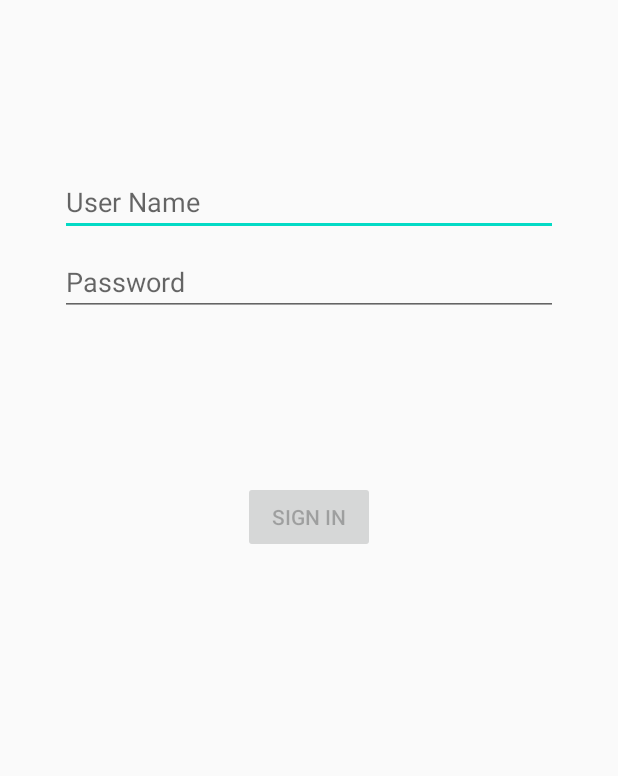
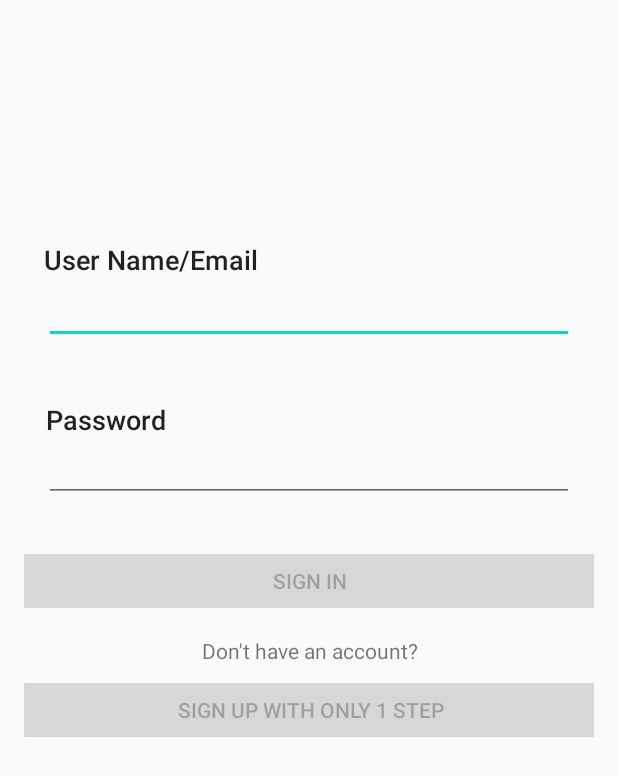
Before and after one commit to MorganLay/Dream-Team, an Android app: the screen it shows after launch (LoginActivity), on a phone screen of 412 x 824 dp. Shown: the top 776 px of the screen. Run offline under Robolectric (Android 15) with nearby library versions, the phone set to English and light mode, and no system bars.

Commit message:
Login layout change

```diff
--- a/app/src/main/java/com/example/alphadrawer/ui/login/LoginFragment.java
+++ b/app/src/main/java/com/example/alphadrawer/ui/login/LoginFragment.java
@@ -47,7 +47,7 @@ public class LoginFragment extends Fragment {
 
         final EditText usernameEditText = view.findViewById(R.id.username);
         final EditText passwordEditText = view.findViewById(R.id.password);
-        final Button loginButton = view.findViewById(R.id.login);
+        final Button loginButton = view.findViewById(R.id.signIn);
         final ProgressBar loadingProgressBar = view.findViewById(R.id.loading);
 
         loginViewModel.getLoginFormState().observe(getViewLifecycleOwner(), new Observer<LoginFormState>() {
@@ -75,9 +75,6 @@ public class LoginFragment extends Fragment {
                 loadingProgressBar.setVisibility(View.GONE);
                 if (loginResult.getError() != null) {
                     showLoginFailed(loginResult.getError());
-                }
-                if (loginResult.getSuccess() != null) {
-                    updateUiWithUser(loginResult.getSuccess());
                 }
             }
         });
@@ -127,14 +124,6 @@ public class LoginFragment extends Fragment {
         });
     }
 
-    private void updateUiWithUser(LoggedInUserView model) {
-        String welcome = getString(R.string.welcome) + model.getDisplayName();
-        // TODO : initiate successful logged in experience
-        if (getContext() != null && getContext().getApplicationContext() != null) {
-            Toast.makeText(getContext().getApplicationContext(), welcome, Toast.LENGTH_LONG).show();
-        }
-    }
-
     private void showLoginFailed(@StringRes Integer errorString) {
         if (getContext() != null && getContext().getApplicationContext() != null) {
             Toast.makeText(
--- a/app/src/main/res/layout/fragment_login.xml
+++ b/app/src/main/res/layout/fragment_login.xml
@@ -1,6 +1,7 @@
 <?xml version="1.0" encoding="utf-8"?>
 <androidx.constraintlayout.widget.ConstraintLayout xmlns:android="http://schemas.android.com/apk/res/android"
     xmlns:app="http://schemas.android.com/apk/res-auto"
+    xmlns:tools="http://schemas.android.com/tools"
     android:id="@+id/container"
     android:layout_width="match_parent"
     android:layout_height="match_parent"
@@ -9,18 +10,67 @@
     android:paddingRight="@dimen/fragment_horizontal_margin"
     android:paddingBottom="@dimen/fragment_vertical_margin">
 
+    <TextView
+        android:id="@+id/userNameLabel"
+        android:layout_width="160dp"
+        android:layout_height="30dp"
+        android:gravity="bottom|start"
+        android:text="@string/login_username_label"
+        android:textAppearance="@style/TextAppearance.AppCompat.Body2"
+        android:textSize="18sp"
+        android:visibility="visible"
+        app:layout_constraintBottom_toBottomOf="parent"
+        app:layout_constraintEnd_toEndOf="parent"
+        app:layout_constraintHorizontal_bias="0.061"
+        app:layout_constraintStart_toStartOf="parent"
+        app:layout_constraintTop_toTopOf="parent"
+        app:layout_constraintVertical_bias="0.183"
+        tools:visibility="visible" />
+
+    <TextView
+        android:id="@+id/passwordLabel"
+        android:layout_width="206dp"
+        android:layout_height="32dp"
+        android:gravity="bottom|start"
+        android:text="@string/login_password_label"
+        android:textAppearance="@style/TextAppearance.AppCompat.Body2"
+        android:textSize="18sp"
+        android:visibility="visible"
+        app:layout_constraintBottom_toBottomOf="parent"
+        app:layout_constraintEnd_toEndOf="parent"
+        app:layout_constraintHorizontal_bias="0.085"
+        app:layout_constraintStart_toStartOf="parent"
+        app:layout_constraintTop_toBottomOf="@+id/userNameLabel"
+        app:layout_constraintVertical_bias="0.126"
+        tools:visibility="visible" />
+
+    <TextView
+        android:id="@+id/text"
+        android:layout_width="240dp"
+        android:layout_height="31dp"
+        android:gravity="center|center_horizontal"
+        android:text="@string/createNewAccount"
+        android:visibility="visible"
+        app:layout_constraintBottom_toBottomOf="parent"
+        app:layout_constraintEnd_toEndOf="parent"
+        app:layout_constraintStart_toStartOf="parent"
+        app:layout_constraintTop_toBottomOf="@+id/signIn"
+        app:layout_constraintVertical_bias="0.019"
+        tools:visibility="visible" />
+
     <EditText
         android:id="@+id/username"
         android:layout_width="0dp"
         android:layout_height="wrap_content"
-        android:layout_marginStart="24dp"
-        android:layout_marginTop="96dp"
-        android:layout_marginEnd="24dp"
-        android:autofillHints=""
-        android:hint="@string/prompt_userName"
+        android:layout_marginStart="13dp"
+        android:layout_marginLeft="13dp"
+        android:layout_marginTop="168dp"
+        android:layout_marginEnd="13dp"
+        android:layout_marginRight="13dp"
         android:inputType="text"
         android:selectAllOnFocus="true"
         app:layout_constraintEnd_toEndOf="parent"
+        app:layout_constraintHorizontal_bias="0.437"
         app:layout_constraintStart_toStartOf="parent"
         app:layout_constraintTop_toTopOf="parent" />
 
@@ -28,11 +78,11 @@
         android:id="@+id/password"
         android:layout_width="0dp"
         android:layout_height="wrap_content"
-        android:layout_marginStart="24dp"
-        android:layout_marginTop="8dp"
-        android:layout_marginEnd="24dp"
-        android:autofillHints=""
-        android:hint="@string/prompt_password"
+        android:layout_marginStart="13dp"
+        android:layout_marginLeft="13dp"
+        android:layout_marginTop="60dp"
+        android:layout_marginEnd="13dp"
+        android:layout_marginRight="13dp"
         android:imeActionLabel="@string/action_sign_in_short"
         android:imeOptions="actionDone"
         android:inputType="textPassword"
@@ -42,8 +92,8 @@
         app:layout_constraintTop_toBottomOf="@+id/username" />
 
     <Button
-        android:id="@+id/login"
-        android:layout_width="wrap_content"
+        android:id="@+id/signIn"
+        android:layout_width="391dp"
         android:layout_height="wrap_content"
         android:layout_gravity="start"
         android:layout_marginStart="48dp"
@@ -56,7 +106,23 @@
         app:layout_constraintEnd_toEndOf="parent"
         app:layout_constraintStart_toStartOf="parent"
         app:layout_constraintTop_toBottomOf="@+id/password"
-        app:layout_constraintVertical_bias="0.2" />
+        app:layout_constraintVertical_bias="0.037" />
+
+    <Button
+        android:id="@+id/signUp"
+        android:layout_width="391dp"
+        android:layout_height="wrap_content"
+        android:layout_gravity="start"
+        android:layout_marginStart="48dp"
+        android:layout_marginEnd="48dp"
+        android:layout_marginBottom="64dp"
+        android:enabled="false"
+        android:text="@string/action_sign_up"
+        app:layout_constraintBottom_toBottomOf="parent"
+        app:layout_constraintEnd_toEndOf="parent"
+        app:layout_constraintStart_toStartOf="parent"
+        app:layout_constraintTop_toBottomOf="@+id/text"
+        app:layout_constraintVertical_bias="0.0" />
 
     <ProgressBar
         android:id="@+id/loading"
--- a/app/src/main/res/values/strings.xml
+++ b/app/src/main/res/values/strings.xml
@@ -1,5 +1,5 @@
 <resources>
-    <string name="app_name">ALPHADrawer</string>
+    <string name="app_name">Simply Active</string>
     <string name="navigation_drawer_open">Open navigation drawer</string>
     <string name="navigation_drawer_close">Close navigation drawer</string>
     <string name="nav_header_title">Simply Active TEST</string>
@@ -17,12 +17,14 @@
     <string name="search">Search</string>
     <string name="menu_search">menu_search</string>
     <!-- Strings related to login -->
-    <string name="prompt_userName">User Name</string>
-    <string name="prompt_password">Password</string>
     <string name="action_sign_in">Sign in</string>
     <string name="action_sign_in_short">Sign in</string>
     <string name="welcome">"Welcome!"</string>
     <string name="invalid_username">Not a valid username</string>
     <string name="invalid_password">Password must be >5 characters</string>
     <string name="login_failed">"Login failed"</string>
+    <string name="login_username_label">User Name/Email</string>
+    <string name="login_password_label">Password</string>
+    <string name="createNewAccount">Don\'t have an account?</string>
+    <string name="action_sign_up">Sign Up with only 1 step</string>
 </resources>
```
